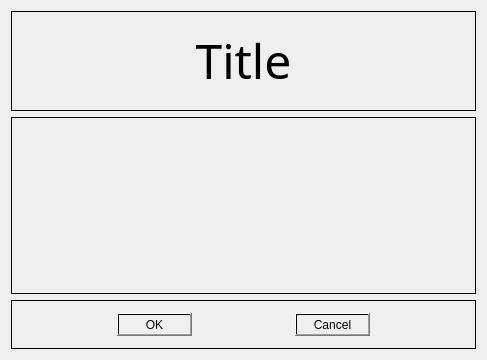
Qt form Source/SADStepProgram/basemenuform.ui (smaudet/sadstep) before a commit.
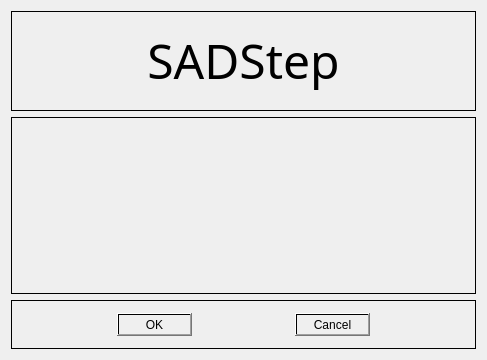
The same form after that commit.

The edit to the form file:
```diff
--- a/Source/SADStepProgram/basemenuform.ui
+++ b/Source/SADStepProgram/basemenuform.ui
@@ -50,7 +50,7 @@
          </font>
         </property>
         <property name="text">
-         <string>Title</string>
+         <string>SADStep</string>
         </property>
         <property name="textFormat">
          <enum>Qt::RichText</enum>
```
